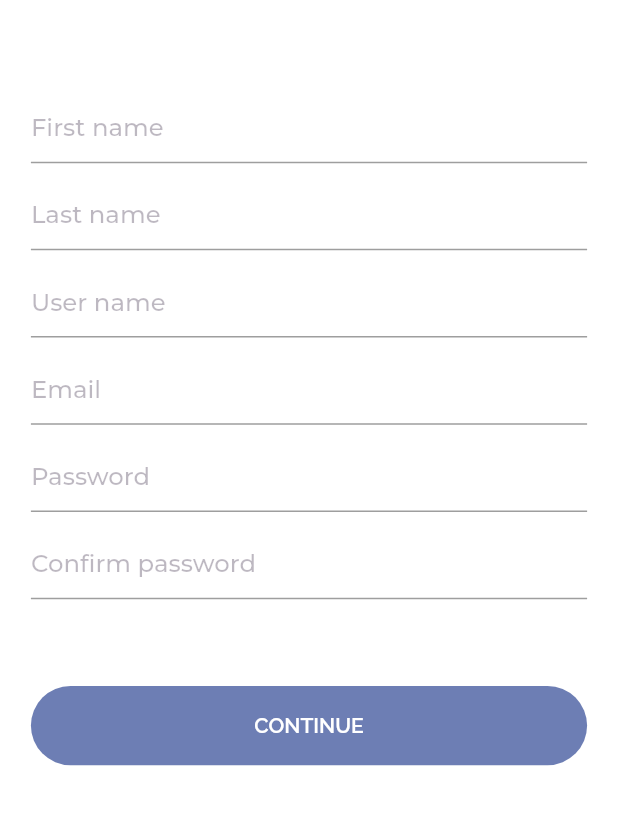
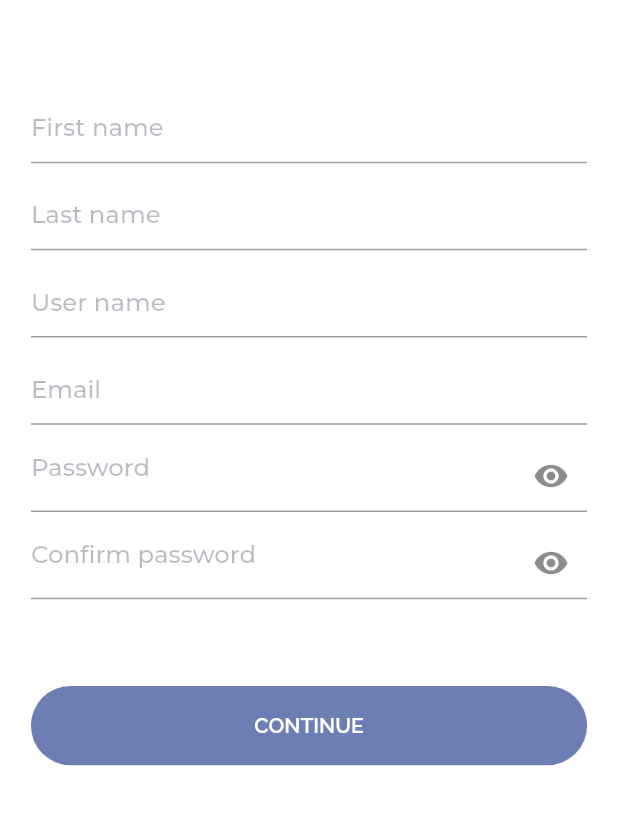
Before and after one commit to ali-flutter/staff_breeze, a Flutter app: the RegisterPage screen opened directly, after a tap on "SIGN UP", on a phone screen of 412 x 824 dp, the part 125-950 px from its top. Run offline on Flutter 3.47's test engine with Material 2 defaults, Android fonts, the light colour scheme and no system bars; drawn by our look-alikes of keyboard_dismisser; our stand-ins replace bloc, calendar_date_picker2, dio, dotted_border, equatable, flutter_bloc and 10 more; missing offline and left inert: awesome_ripple_animation, sliding_switch; generated files the repository leaves out were written again; project files that could hold a hidden picture were left out.

Commit message:
init_commit

```diff
--- a/lib/features/registration/presentation/business_logic/controller/sign_in_state_controller.dart
+++ b/lib/features/registration/presentation/business_logic/controller/sign_in_state_controller.dart
@@ -2,3 +2,4 @@ import 'package:flutter_riverpod/flutter_riverpod.dart';
 
 final signInEmailProvider=StateProvider<String>((ref) => '');
 final singInPasswordProvider=StateProvider<String>((ref) => '');
+final signInObscurePasswordProvider=StateProvider<bool>((ref)=>true) ;
--- a/lib/features/registration/presentation/business_logic/controller/sign_up_state_controller.dart
+++ b/lib/features/registration/presentation/business_logic/controller/sign_up_state_controller.dart
@@ -8,5 +8,7 @@ final signUpLastNameProvider=StateProvider<String>((ref) => '');
 final signUpEmailProvider=StateProvider<String>((ref) => '');
 final signUpPasswordProvider=StateProvider<String>((ref) => '');
 final signUpConfirmPasswordProvider=StateProvider<String>((ref) => '');
+final signUpObscurePasswordProvider=StateProvider<bool>((ref)=>true);
+final signUpObscurePasswordConfirmationProvider=StateProvider<bool>((ref)=>true);
 /// [Account type id] provider
 final signUpAccountTypeIdProvider=StateProvider<int>((ref) => 0);
--- a/lib/features/registration/presentation/widgets/sign_in.dart
+++ b/lib/features/registration/presentation/widgets/sign_in.dart
@@ -74,6 +74,13 @@ class _SignInWidgetState extends State<SignInWidget> {
                 shakeOffset: 10,
                 child: TextFieldWidget(
                   hintText: 'Password',
+                  obscureText: ref.watch(signInObscurePasswordProvider),
+                  suffixIcon: IconButton(
+                    icon:Icon(Icons.remove_red_eye),
+                    onPressed: (){
+                      ref.watch(signInObscurePasswordProvider.notifier).state=!ref.watch(signInObscurePasswordProvider);
+                    },
+                  ),
                   validator: (passwordValue) {
                     if (passwordValue! != '') {
                       return null;
--- a/lib/features/registration/presentation/widgets/sign_up.dart
+++ b/lib/features/registration/presentation/widgets/sign_up.dart
@@ -150,6 +150,14 @@ class _SignUpWidgetState extends State<SignUpWidget> {
                 shakeOffset: 10,
                 child: TextFieldWidget(
                   hintText: 'Password',
+                  textInputAction: TextInputAction.next,
+                  obscureText: ref.watch(signUpObscurePasswordProvider),
+                  suffixIcon: IconButton(
+                    icon:Icon(Icons.remove_red_eye),
+                    onPressed: (){
+                      ref.watch(signUpObscurePasswordProvider.notifier).state=!ref.watch(signUpObscurePasswordProvider);
+                    },
+                  ),
                   validator: (passwordValue) {
                     print(passwordValue);
                     if (passwordValue == '') {
@@ -177,6 +185,13 @@ class _SignUpWidgetState extends State<SignUpWidget> {
                 child: TextFieldWidget(
                   textInputAction: TextInputAction.done,
                   hintText: 'Confirm password',
+                  obscureText: ref.watch(signUpObscurePasswordConfirmationProvider),
+                  suffixIcon: IconButton(
+                    icon:Icon(Icons.remove_red_eye),
+                    onPressed: (){
+                      ref.watch(signUpObscurePasswordConfirmationProvider.notifier).state=!ref.watch(signUpObscurePasswordConfirmationProvider);
+                    },
+                  ),
                   validator: (confirmPasswordValue) {
                     if (confirmPasswordValue ==
                         ref.watch(signUpPasswordProvider)) {
--- a/lib/features/registration/presentation/widgets/text_field_widget.dart
+++ b/lib/features/registration/presentation/widgets/text_field_widget.dart
@@ -9,10 +9,14 @@ class TextFieldWidget extends StatelessWidget {
     this.textInputAction= TextInputAction.next,
     this.isDense=false,
     this.keyBoardType,
+    this.suffixIcon,
+    this.obscureText=false,
   }) : super(key: key);
   final String hintText;
+  final bool obscureText;
   final textInputAction;
    final bool isDense;
+    final  Widget? suffixIcon;
    final TextInputType? keyBoardType;
   final String? Function(String?)? validator;
   final void Function(String)? onChanged;
@@ -21,9 +25,12 @@ class TextFieldWidget extends StatelessWidget {
     return TextFormField(
        keyboardType: keyBoardType,
       textInputAction: textInputAction,
+      obscureText:obscureText ,
       decoration: InputDecoration(
+
         contentPadding:  EdgeInsets.symmetric(vertical: 8.h),
-       // isDense: true,
+        suffixIcon: suffixIcon,
+        // isDense: true,
         hintText: hintText,
         hintStyle: AppTextStyle.appHintStyle,
           focusedBorder: UnderlineInputBorder(
--- a/lib/features/welcoming_pages/presentation/pages/get_started.dart
+++ b/lib/features/welcoming_pages/presentation/pages/get_started.dart
@@ -17,6 +17,9 @@ class GetStartedPage extends StatelessWidget {
     return Scaffold(
       backgroundColor: AppColors.primaryColor,
       body: SizedBox(
+        height: MediaQuery.of(context).size.height,
+        width: MediaQuery.of(context).size.width,
+        child: SizedBox(
           width: Sizer.w(context, 1),
           child: Column(
             crossAxisAlignment: CrossAxisAlignment.center,
@@ -56,6 +59,7 @@ class GetStartedPage extends StatelessWidget {
             ],
           ),
         ),
+      ),
     );
   }
 }
```
Also changed, not shown: lib/features/welcoming_pages/presentation/pages/welcome_page_one.dart (+9 -3 lines), 3 other files. Lines whose indentation alone changed are shown as unchanged.
